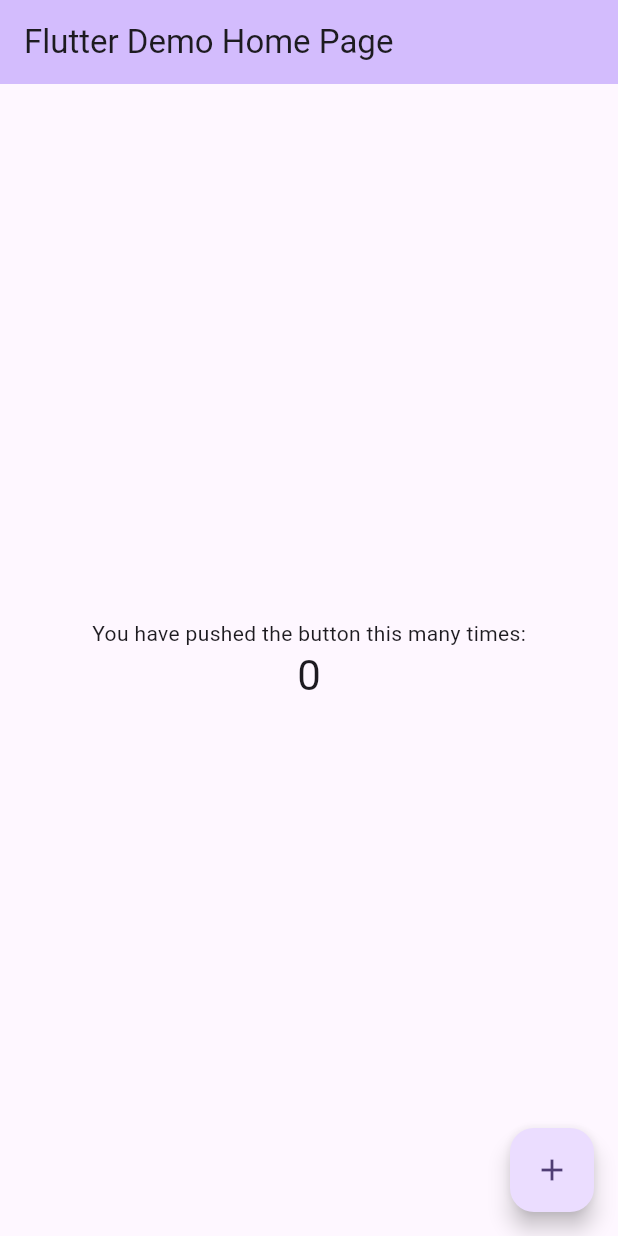
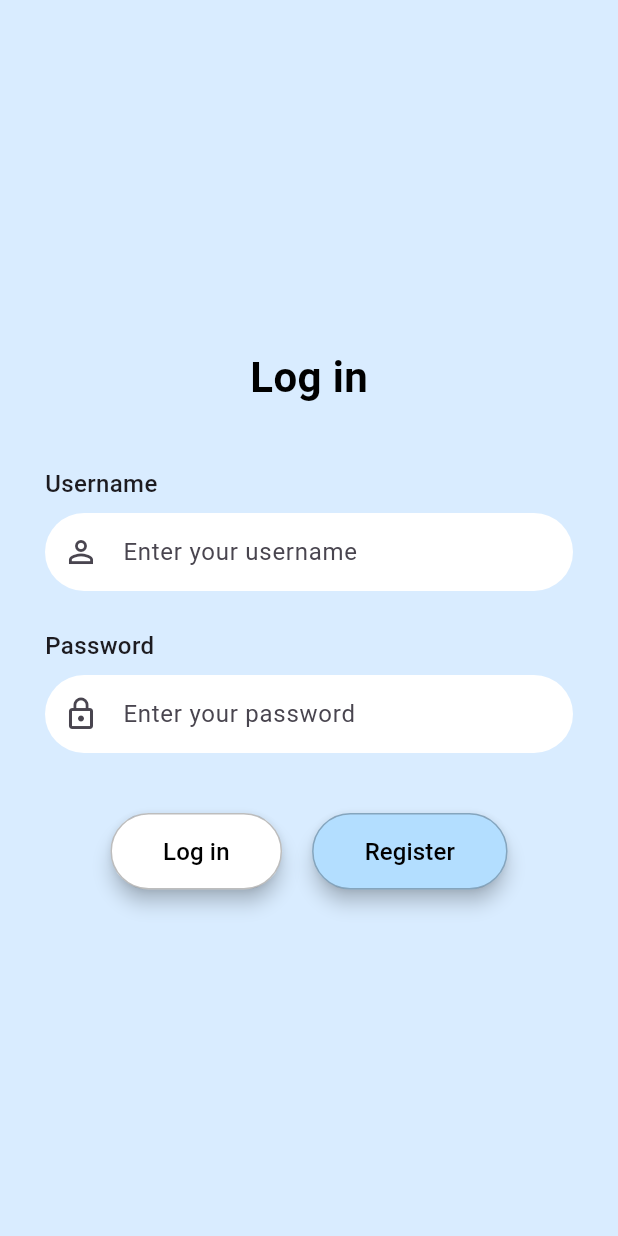
Before and after one commit to 6631501036-dev/project, a Flutter app: the screen it shows after launch, on a phone screen of 412 x 824 dp. Run offline on Flutter 3.47's test engine with Material 3 defaults, Android fonts, the light colour scheme and no system bars.

Commit message:
finish login page UI

```diff
--- /dev/null
+++ b/lib/login/login.dart
@@ -0,0 +1,182 @@
+import 'package:flutter/material.dart';
+
+class Login extends StatefulWidget {
+  const Login({super.key});
+
+  @override
+  State<Login> createState() => _LoginState();
+}
+
+class _LoginState extends State<Login> {
+  // ตัวควบคุมช่องกรอก
+  final TextEditingController _usernameController = TextEditingController();
+  final TextEditingController _passwordController = TextEditingController();
+
+  bool _isLoading = false; // เผื่อไว้แสดงสถานะโหลดตอนกด Log in
+
+  void _login() {
+    setState(() {
+      _isLoading = true;
+    });
+
+    // ตัวอย่างดีเลย์จำลองการล็อกอิน
+    Future.delayed(const Duration(seconds: 2), () {
+      setState(() {
+        _isLoading = false;
+      });
+
+      ScaffoldMessenger.of(
+        context,
+      ).showSnackBar(const SnackBar(content: Text('Logged in successfully!')));
+    });
+  }
+
+  void _register() {
+    ScaffoldMessenger.of(
+      context,
+    ).showSnackBar(const SnackBar(content: Text('Navigate to Register Page')));
+  }
+
+  @override
+  Widget build(BuildContext context) {
+    return Scaffold(
+      backgroundColor: const Color(0xFFD9ECFF), // พื้นหลังฟ้าอ่อน
+      body: SafeArea(
+        child: Center(
+          child: SingleChildScrollView(
+            padding: const EdgeInsets.symmetric(horizontal: 30, vertical: 40),
+            child: Column(
+              mainAxisAlignment: MainAxisAlignment.center,
+              children: [
+                const Text(
+                  "Log in",
+                  style: TextStyle(
+                    fontSize: 28,
+                    fontWeight: FontWeight.bold,
+                    color: Colors.black,
+                  ),
+                ),
+                const SizedBox(height: 40),
+
+                // Username
+                const Align(
+                  alignment: Alignment.centerLeft,
+                  child: Text(
+                    "Username",
+                    style: TextStyle(fontSize: 16, fontWeight: FontWeight.w500),
+                  ),
+                ),
+                const SizedBox(height: 8),
+                TextField(
+                  controller: _usernameController,
+                  decoration: InputDecoration(
+                    prefixIcon: const Icon(Icons.person_outline),
+                    hintText: 'Enter your username',
+                    filled: true,
+                    fillColor: Colors.white,
+                    contentPadding: const EdgeInsets.symmetric(
+                      vertical: 14,
+                      horizontal: 20,
+                    ),
+                    border: OutlineInputBorder(
+                      borderRadius: BorderRadius.circular(30),
+                      borderSide: BorderSide.none,
+                    ),
+                  ),
+                ),
+                const SizedBox(height: 25),
+
+                // Password
+                const Align(
+                  alignment: Alignment.centerLeft,
+                  child: Text(
+                    "Password",
+                    style: TextStyle(fontSize: 16, fontWeight: FontWeight.w500),
+                  ),
+                ),
+                const SizedBox(height: 8),
+                TextField(
+                  controller: _passwordController,
+                  obscureText: true,
+                  decoration: InputDecoration(
+                    prefixIcon: const Icon(Icons.lock_outline),
+                    hintText: 'Enter your password',
+                    filled: true,
+                    fillColor: Colors.white,
+                    contentPadding: const EdgeInsets.symmetric(
+                      vertical: 14,
+                      horizontal: 20,
+                    ),
+                    border: OutlineInputBorder(
+                      borderRadius: BorderRadius.circular(30),
+                      borderSide: BorderSide.none,
+                    ),
+                  ),
+                ),
+
+                const SizedBox(height: 40),
+
+                // ปุ่ม Log in และ Register
+                Row(
+                  mainAxisAlignment: MainAxisAlignment.center,
+                  children: [
+                    // Log in
+                    ElevatedButton(
+                      onPressed: _isLoading ? null : _login,
+                      style: ElevatedButton.styleFrom(
+                        backgroundColor: Colors.white,
+                        foregroundColor: Colors.black,
+                        padding: const EdgeInsets.symmetric(
+                          horizontal: 35,
+                          vertical: 14,
+                        ),
+                        shape: RoundedRectangleBorder(
+                          borderRadius: BorderRadius.circular(30),
+                          side: const BorderSide(color: Colors.black26),
+                        ),
+                        elevation: 5,
+                      ),
+                      child: _isLoading
+                          ? const SizedBox(
+                              height: 18,
+                              width: 18,
+                              child: CircularProgressIndicator(strokeWidth: 2),
+                            )
+                          : const Text(
+                              "Log in",
+                              style: TextStyle(fontSize: 16),
+                            ),
+                    ),
+                    const SizedBox(width: 20),
+
+                    // Register
+                    ElevatedButton(
+                      onPressed: _register,
+                      style: ElevatedButton.styleFrom(
+                        backgroundColor: const Color(0xFFB3DEFF),
+                        foregroundColor: Colors.black,
+                        padding: const EdgeInsets.symmetric(
+                          horizontal: 35,
+                          vertical: 14,
+                        ),
+                        shape: RoundedRectangleBorder(
+                          borderRadius: BorderRadius.circular(30),
+                          side: const BorderSide(color: Colors.black26),
+                        ),
+                        elevation: 5,
+                      ),
+                      child: const Text(
+                        "Register",
+                        style: TextStyle(fontSize: 16),
+                      ),
+                    ),
+                  ],
+                ),
+              ],
+            ),
+          ),
+        ),
+      ),
+    );
+  }
+}
--- a/lib/main.dart
+++ b/lib/main.dart
@@ -1,122 +1,8 @@
 import 'package:flutter/material.dart';
+import 'package:flutter_application_1/login/login.dart';
 
 void main() {
-  runApp(const MyApp());
+  runApp(const MaterialApp(
+    home: Login(),
+  ));
 }
-
-class MyApp extends StatelessWidget {
-  const MyApp({super.key});
-
-  // This widget is the root of your application.
-  @override
-  Widget build(BuildContext context) {
-    return MaterialApp(
-      title: 'Flutter Demo',
-      theme: ThemeData(
-        // This is the theme of your application.
-        //
-        // TRY THIS: Try running your application with "flutter run". You'll see
-        // the application has a purple toolbar. Then, without quitting the app,
-        // try changing the seedColor in the colorScheme below to Colors.green
-        // and then invoke "hot reload" (save your changes or press the "hot
-        // reload" button in a Flutter-supported IDE, or press "r" if you used
-        // the command line to start the app).
-        //
-        // Notice that the counter didn't reset back to zero; the application
-        // state is not lost during the reload. To reset the state, use hot
-        // restart instead.
-        //
-        // This works for code too, not just values: Most code changes can be
-        // tested with just a hot reload.
-        colorScheme: ColorScheme.fromSeed(seedColor: Colors.deepPurple),
-      ),
-      home: const MyHomePage(title: 'Flutter Demo Home Page'),
-    );
-  }
-}
-
-class MyHomePage extends StatefulWidget {
-  const MyHomePage({super.key, required this.title});
-
-  // This widget is the home page of your application. It is stateful, meaning
-  // that it has a State object (defined below) that contains fields that affect
-  // how it looks.
-
-  // This class is the configuration for the state. It holds the values (in this
-  // case the title) provided by the parent (in this case the App widget) and
-  // used by the build method of the State. Fields in a Widget subclass are
-  // always marked "final".
-
-  final String title;
-
-  @override
-  State<MyHomePage> createState() => _MyHomePageState();
-}
-
-class _MyHomePageState extends State<MyHomePage> {
-  int _counter = 0;
-
-  void _incrementCounter() {
-    setState(() {
-      // This call to setState tells the Flutter framework that something has
-      // changed in this State, which causes it to rerun the build method below
-      // so that the display can reflect the updated values. If we changed
-      // _counter without calling setState(), then the build method would not be
-      // called again, and so nothing would appear to happen.
-      _counter++;
-    });
-  }
-
-  @override
-  Widget build(BuildContext context) {
-    // This method is rerun every time setState is called, for instance as done
-    // by the _incrementCounter method above.
-    //
-    // The Flutter framework has been optimized to make rerunning build methods
-    // fast, so that you can just rebuild anything that needs updating rather
-    // than having to individually change instances of widgets.
-    return Scaffold(
-      appBar: AppBar(
-        // TRY THIS: Try changing the color here to a specific color (to
-        // Colors.amber, perhaps?) and trigger a hot reload to see the AppBar
-        // change color while the other colors stay the same.
-        backgroundColor: Theme.of(context).colorScheme.inversePrimary,
-        // Here we take the value from the MyHomePage object that was created by
-        // the App.build method, and use it to set our appbar title.
-        title: Text(widget.title),
-      ),
-      body: Center(
-        // Center is a layout widget. It takes a single child and positions it
-        // in the middle of the parent.
-        child: Column(
-          // Column is also a layout widget. It takes a list of children and
-          // arranges them vertically. By default, it sizes itself to fit its
-          // children horizontally, and tries to be as tall as its parent.
-          //
-          // Column has various properties to control how it sizes itself and
-          // how it positions its children. Here we use mainAxisAlignment to
-          // center the children vertically; the main axis here is the vertical
-          // axis because Columns are vertical (the cross axis would be
-          // horizontal).
-          //
-          // TRY THIS: Invoke "debug painting" (choose the "Toggle Debug Paint"
-          // action in the IDE, or press "p" in the console), to see the
-          // wireframe for each widget.
-          mainAxisAlignment: MainAxisAlignment.center,
-          children: <Widget>[
-            const Text('You have pushed the button this many times:'),
-            Text(
-              '$_counter',
-              style: Theme.of(context).textTheme.headlineMedium,
-            ),
-          ],
-        ),
-      ),
-      floatingActionButton: FloatingActionButton(
-        onPressed: _incrementCounter,
-        tooltip: 'Increment',
-        child: const Icon(Icons.add),
-      ), // This trailing comma makes auto-formatting nicer for build methods.
-    );
-  }
-}
--- a/pubspec.yaml
+++ b/pubspec.yaml
@@ -59,7 +59,7 @@
 
   # To add assets to your application, add an assets section, like this:
   assets:
-    - assest/image/*
+    - assets/image/
 
   # An image asset can refer to one or more resolution-specific "variants", see
   # https://flutter.dev/to/resolution-aware-images
```
Also changed, not shown: 1 other file.
